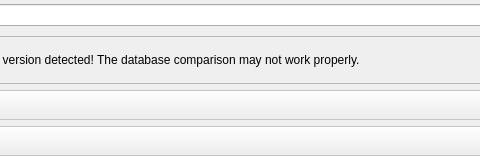
Above: libs/libgui/ui/tools/modeldbselectorwidget.ui from arichiardi/pgmodeler before the change; both pictures show x 142 to 622 and y 0 to 156 of the 710 by 156 pixel window. Below: the same form after it.
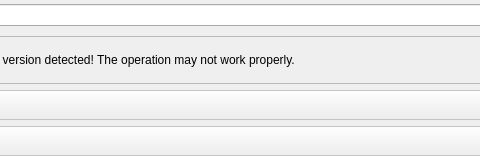
That is the form after the change. Icons and pictures are not drawn.

```diff
--- a/libs/libgui/ui/tools/modeldbselectorwidget.ui
+++ b/libs/libgui/ui/tools/modeldbselectorwidget.ui
@@ -172,7 +172,7 @@
             </font>
            </property>
            <property name="text">
-            <string>Unsupported server version detected! The database comparison may not work properly.</string>
+            <string>Unsupported server version detected! The operation may not work properly.</string>
            </property>
            <property name="wordWrap">
             <bool>true</bool>
```
Left out of the diff: 6 changed lines with no effect on the pictures.
